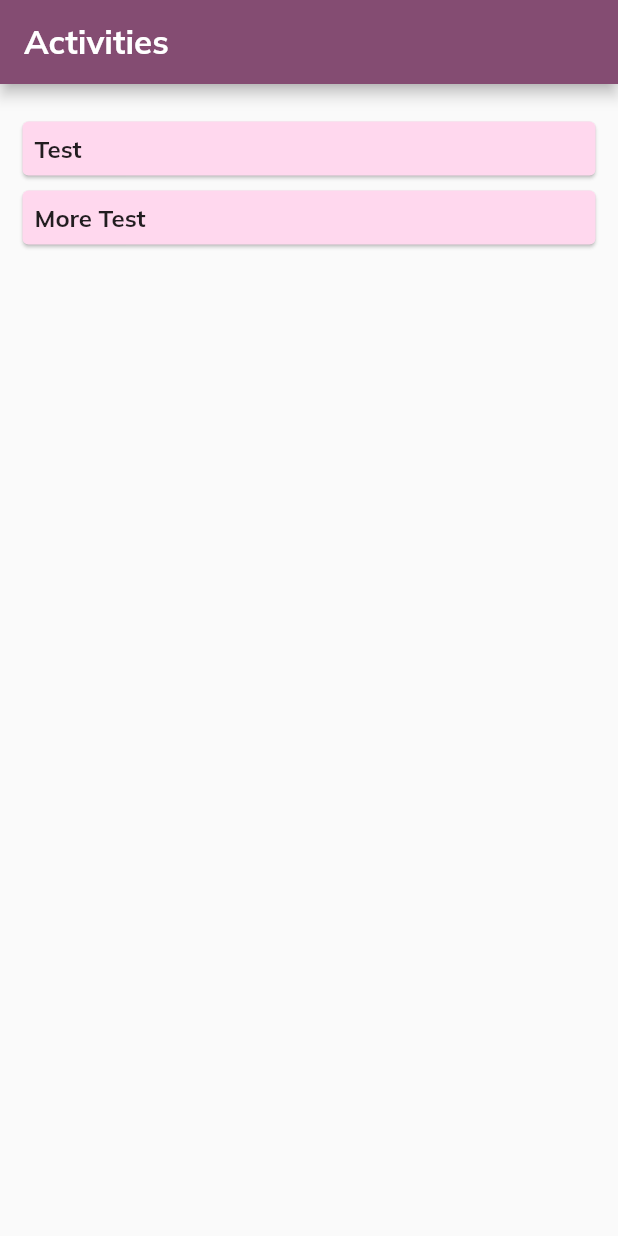
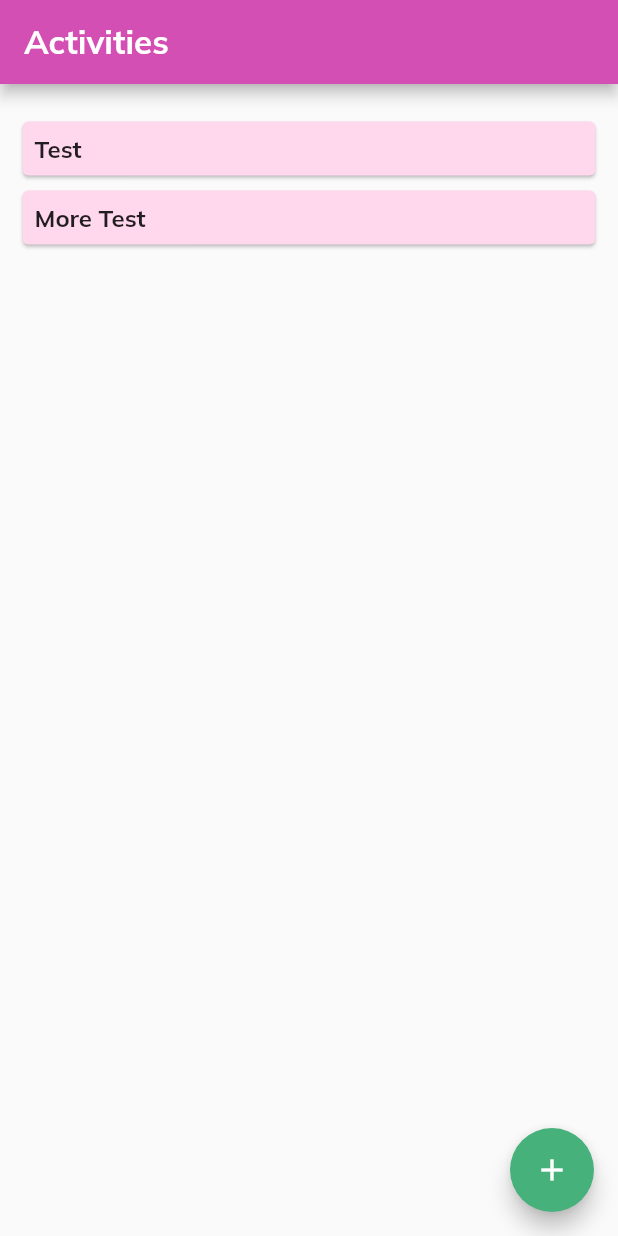
Before and after one commit to jonaspeter/get_my_life_in_order, a Flutter app: the screen it shows after launch, on a phone screen of 412 x 824 dp. Run offline on Flutter 3.47's test engine with Material 2 defaults, Android fonts, the phone set to English and light mode, and no system bars; our stand-ins replace fpdart, freezed_annotation, get_it, go_router; generated files the repository leaves out were written again.

Commit message:
added routing skeleton with go_router get_it and fpdart
moved activities to repository and access them via get_it so they don't have to be passed in the constructor.

```diff
--- /dev/null
+++ b/lib/core/activity_failures.dart
@@ -0,0 +1,3 @@
+abstract class ActivityFailure {}
+
+class UnexpectedFailure extends ActivityFailure {}
--- /dev/null
+++ b/lib/domain/repositories/activity_repository.dart
@@ -0,0 +1,8 @@
+import 'package:fpdart/fpdart.dart';
+
+import '../../core/activity_failures.dart' as af;
+import '../entities/activity.dart';
+
+abstract class ActivityRepository {
+  Either<af.ActivityFailure, List<Activity>> getAll();
+}
--- a/lib/main.dart
+++ b/lib/main.dart
@@ -1,28 +1,25 @@
 import 'package:flutter/material.dart';
 
 import 'presentation/theme.dart' as Theme;
-import 'domain/entities/activity.dart';
-import 'presentation/activities_view.dart';
+import 'service_locator.dart' as sl;
+import 'presentation/navigation/router.dart' as r;
 
 
-void main() {
+void main() async{
+  await sl.init();
   runApp(const MyApp());
 }
-
-const _testActivities = [
-  Activity(name: "Test"),
-  Activity(name: "More Test"),
-];
 
 class MyApp extends StatelessWidget {
   const MyApp({super.key});
 
   @override
   Widget build(BuildContext context) {
-    return MaterialApp(
+    return MaterialApp.router(
       title: 'Get My Life in Order',
       theme: Theme.theme,
-      home: const ActivitiesView(activities: _testActivities),
+      routerConfig: r.router,
+      // home: const ActivitiesView(),
     );
   }
 }
--- a/lib/presentation/activities_view.dart
+++ b/lib/presentation/activities_view.dart
@@ -1,27 +1,31 @@
 import 'package:flutter/material.dart';
+import 'package:get_my_life_in_order/domain/repositories/activity_repository.dart';
 import 'package:get_my_life_in_order/presentation/activity_card.dart';
 
-import '../domain/entities/activity.dart';
+import '../service_locator.dart';
 
 class ActivitiesView extends StatelessWidget {
-  const ActivitiesView({super.key, required this.activities});
-
-  final List<Activity> activities;
-
+  const ActivitiesView({super.key});
 
   @override
   Widget build(BuildContext context) {
+    final theme = Theme.of(context);
+    final activities = sl<ActivityRepository>().getAll().getOrElse((l) => []);
     return Scaffold(
       appBar: AppBar(
         title: const Text("Activities"),
       ),
       body: Center(
         child: ListView(
-          // mainAxisAlignment: MainAxisAlignment.center,
-          padding: const EdgeInsets.symmetric(horizontal: 10, vertical: 20),
-          children: activities.map((e) => ActivityCard(activity: e)).toList()),
-        ),
+            // mainAxisAlignment: MainAxisAlignment.center,
+            padding: const EdgeInsets.symmetric(horizontal: 10, vertical: 20),
+            children: activities.map((e) => ActivityCard(activity: e)).toList()),
+      ),
+      floatingActionButton: FloatingActionButton(
+        onPressed: () {},
+        backgroundColor: theme.colorScheme.secondary,
+        child: const Icon(Icons.add),
+      ),
     );
   }
-
 }
--- /dev/null
+++ b/lib/presentation/navigation/router.dart
@@ -0,0 +1,10 @@
+import 'package:go_router/go_router.dart';
+
+import '../activities_view.dart';
+
+final router = GoRouter(routes: [
+  GoRoute(
+    path: '/',
+    builder: (contex, state) => const ActivitiesView(),
+  )
+]);
--- a/lib/presentation/theme.dart
+++ b/lib/presentation/theme.dart
@@ -1,6 +1,9 @@
 import 'package:flutter/material.dart';
 
-final _scheme = ColorScheme.fromSeed(seedColor: const Color(0xFFD44FB3));
+final _scheme = ColorScheme.fromSeed(seedColor: const Color(0xFFD44FB3)).copyWith(
+  primary: const Color(0xFFD44FB3),
+  secondary: const Color(0xFF47B17B),
+);
 
 final _textTheme = TextTheme(
   titleLarge: TextStyle(fontFamily: "Mulish", fontWeight: FontWeight.bold, fontSize: 22),
@@ -8,6 +11,7 @@ final _textTheme = TextTheme(
 );
 
 final ThemeData theme = ThemeData(
-    colorScheme: ColorScheme.fromSeed(seedColor: const Color(0xFFD44FB3)),
+    fontFamily: "Mulish",
+    colorScheme: _scheme,
     cardColor: _scheme.primaryContainer,
     textTheme: _textTheme);
--- /dev/null
+++ b/lib/service_locator.dart
@@ -0,0 +1,10 @@
+import 'package:get_it/get_it.dart';
+
+import 'domain/repositories/activity_repository.dart';
+import 'infrastructure/repositories/activitity_repository_impl.dart';
+
+final sl = GetIt.I;
+
+Future<void> init() async {
+  sl.registerLazySingleton<ActivityRepository>(() => ActivityRepositoryImpl());
+}
--- a/pubspec.yaml
+++ b/pubspec.yaml
@@ -13,6 +13,9 @@ dependencies:
     sdk: flutter
   freezed_annotation: ^2.2.0
   json_annotation: ^4.8.0
+  fpdart: ^0.5.0
+  get_it: ^7.2.0
+  go_router: ^6.2.0
 
 #  cupertino_icons: ^1.0.2
 
```
Also changed, not shown: lib/infrastructure/repositories/activitity_repository_impl.dart (added, +17 -0 lines), pubspec.lock.
